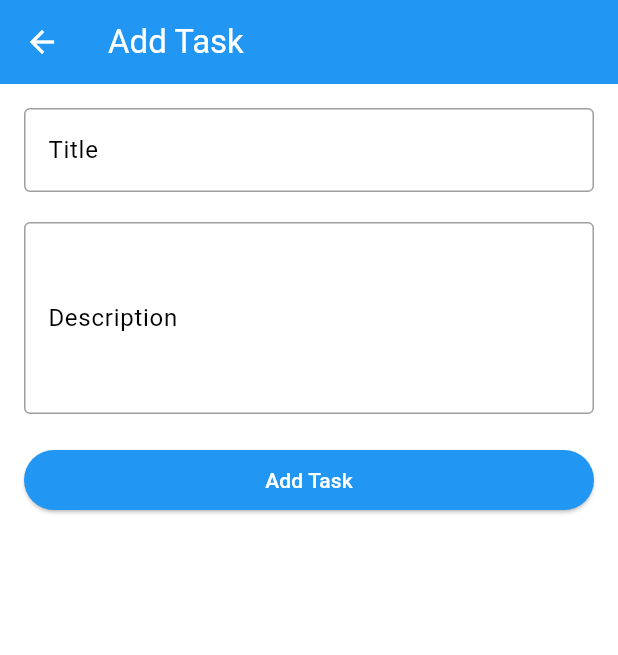
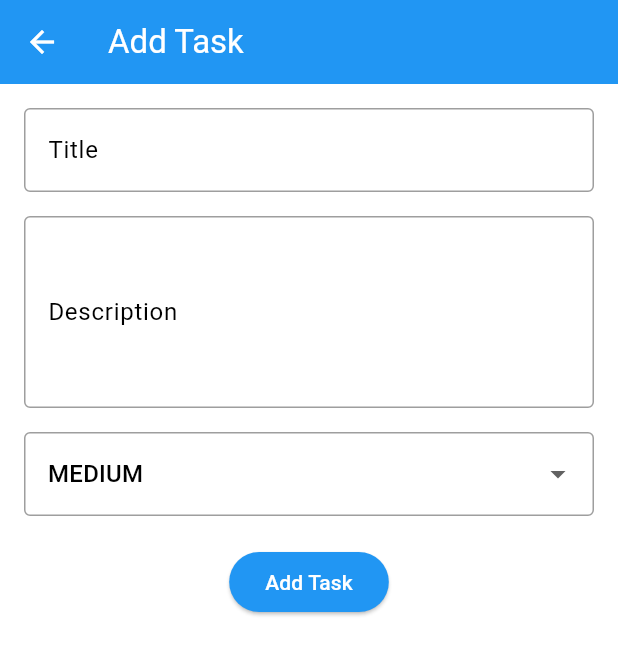
Before and after one commit to YashrajsinhYz/Task-Management-App, a Flutter app: the screen it shows after launch, after a tap on the "add" icon, on a phone screen of 412 x 824 dp. Shown: the top 655 px of the screen. Run offline on Flutter 3.47's test engine with Material 3 defaults, Android fonts, the phone set to English and light mode, and no system bars; our stand-ins replace flutter_riverpod, hive_flutter, sqflite; accounts and stored records are empty.

Commit message:
Sorting + Tablet view.

```diff
--- a/lib/models/task_model.dart
+++ b/lib/models/task_model.dart
@@ -1,42 +1,61 @@
+enum TaskPriority { high, medium, low }
+
 class TaskModel {
   final int id;
   final String title;
   final String description;
   final bool isCompleted;
+  final DateTime date;
+  final TaskPriority priority;
 
   TaskModel({
     required this.id,
     required this.title,
     required this.description,
     this.isCompleted = false,
+    required this.date,
+    required this.priority,
   });
 
   // Convert Task to Map (for database operations)
-  Map<String, dynamic> toMap({bool includeId = true}) => {
-        // Include ID only when needed
-        if (includeId) "id": id,
-        "title": title,
-        "description": description,
-        "isCompleted": isCompleted ? 1 : 0,
-      };
+  Map<String, dynamic> toMap({bool includeId = true}) {
+    return {
+      // Include ID only when needed
+      if (includeId) 'id': id,
+      'title': title,
+      'description': description,
+      // Store as index (0=High, 1=Medium, 2=Low)
+      'priority': priority.index,
+      'date': date.toIso8601String(),
+      'isCompleted': isCompleted ? 1 : 0,
+    };
+  }
 
   // Create Task from Map (for database operations)
-  factory TaskModel.fromMap(Map<String, dynamic> json) => TaskModel(
-        id: json["id"],
-        title: json["title"],
-        description: json["description"],
-        isCompleted: json["isCompleted"] == 1,
-      );
+  factory TaskModel.fromMap(Map<String, dynamic> map) {
+    return TaskModel(
+      id: map['id'],
+      title: map['title'],
+      description: map['description'],
+      date: DateTime.parse(map['date']),
+      isCompleted: map['isCompleted'] == 1,
+      priority: TaskPriority.values[map['priority']], // Convert index to Enum
+    );
+  }
 
   TaskModel copyWith({
     int? id,
     String? title,
     String? description,
     bool? isCompleted,
+    DateTime? date,
+    TaskPriority? priority,
   }) {
     return TaskModel(
       id: id ?? this.id,
+      date: date ?? this.date,
       title: title ?? this.title,
+      priority: priority ?? this.priority,
       description: description ?? this.description,
       isCompleted: isCompleted ?? this.isCompleted,
     );
--- a/lib/utility/database_helper.dart
+++ b/lib/utility/database_helper.dart
@@ -13,6 +13,8 @@ class DatabaseHelper {
   static const columnTitle = "title";
   static const columnDescription = "description";
   static const columnIsCompleted = "isCompleted";
+  static const columnDate = "date";
+  static const columnPriority = "priority";
 
   //initialize Database
   static Database? _database;
@@ -28,9 +30,24 @@ class DatabaseHelper {
 
   // Create DB
   static FutureOr<void> _onCreate(Database db, int version) async {
-    await db.execute(
-      "CREATE TABLE $dbTable($columnId INTEGER PRIMARY KEY AUTOINCREMENT, $columnTitle TEXT NOT NULL, $columnDescription TEXT, $columnIsCompleted INTEGER DEFAULT 0 CHECK ($columnIsCompleted IN (0,1)))",
-    );
+    await db.execute('''CREATE TABLE $dbTable(
+           $columnId INTEGER PRIMARY KEY AUTOINCREMENT,
+           $columnTitle TEXT NOT NULL,
+           $columnDescription TEXT,
+           $columnIsCompleted INTEGER DEFAULT 0 CHECK ($columnIsCompleted IN (0,1)),
+           $columnDate TEXT NOT NULL,
+           $columnPriority INTEGER NOT NULL DEFAULT 1)''' // 0=High, 1=Medium, 2=Low
+        );
+  }
+
+  // Fetch Tasks data from DB
+  static Future<List<TaskModel>> fetchTasks({String sortBy = 'date'}) async {
+    final db = await database;
+    final orderBy = sortBy == columnPriority
+        ? '$columnPriority ASC'
+        : '$columnDate DESC'; // High first
+    final result = await db.query(dbTable, orderBy: orderBy);
+    return result.map((task) => TaskModel.fromMap(task)).toList();
   }
 
   // Insert Task to DB
@@ -39,19 +56,18 @@ class DatabaseHelper {
     return await db.insert(dbTable, task.toMap(includeId: false));
   }
 
-  // Fetch Tasks data from DB
-  static Future<List<TaskModel>> fetchTasks() async {
-    final db = await database;
-    final result = await db.query(dbTable);
-    return result.map((task) => TaskModel.fromMap(task)).toList();
-  }
-
   static Future<void> updateTask(
-      int id, String title, String description) async {
+      int id, String title, String description, TaskPriority priority) async {
     final db = await database;
     await db.update(
-        dbTable, {columnTitle: title, columnDescription: description},
-        where: "id = ?", whereArgs: [id]);
+        dbTable,
+        {
+          columnTitle: title,
+          columnDescription: description,
+          columnPriority: priority.index,
+        },
+        where: "id = ?",
+        whereArgs: [id]);
   }
 
   static Future<void> deleteTask(int id) async {
--- a/lib/view_models/theme_view_model.dart
+++ b/lib/view_models/theme_view_model.dart
@@ -17,3 +17,21 @@ class ThemeViewModel extends StateNotifier<bool> {
     Hive.box("settings").put("isDarkMode", state);
   }
 }
+
+final sortPreferenceProvider = StateNotifierProvider<SortPreferenceViewModel, String>(
+      (ref) => SortPreferenceViewModel(),
+);
+
+class SortPreferenceViewModel extends StateNotifier<String> {
+  SortPreferenceViewModel() : super(_loadSortPreference());
+
+  static String _loadSortPreference() {
+    final box = Hive.box("settings");
+    return box.get("sortBy", defaultValue: "date");
+  }
+
+  void updateSortPreference(String sortBy) {
+    state = sortBy;
+    Hive.box("settings").put("sortBy", state);
+  }
+}
--- a/lib/views/add_edit_task_screen.dart
+++ b/lib/views/add_edit_task_screen.dart
@@ -15,12 +15,16 @@ class AddEditTaskScreen extends ConsumerStatefulWidget {
 class _AddEditTaskScreenState extends ConsumerState<AddEditTaskScreen> {
   late final TextEditingController titleController;
   late final TextEditingController descriptionController;
+  TaskPriority selectedPriority = TaskPriority.medium; // Default Priority
 
   @override
   void initState() {
     super.initState();
     titleController = TextEditingController(text: widget.task?.title ?? '');
     descriptionController = TextEditingController(text: widget.task?.description ?? '');
+    if (widget.task != null) {
+      selectedPriority = widget.task!.priority; // Set existing priority
+    }
   }
 
   @override
@@ -34,43 +38,47 @@ class _AddEditTaskScreenState extends ConsumerState<AddEditTaskScreen> {
             TextField(
               controller: titleController,
               textInputAction: TextInputAction.next,
-              textCapitalization: TextCapitalization.words,
-              decoration: InputDecoration(
-                labelText: "Title",
-                border: OutlineInputBorder(),
+              decoration: InputDecoration(labelText: "Title", border: OutlineInputBorder()),
             ),
-            ),
-            SizedBox(height: 20),
+            SizedBox(height: 16),
             TextField(
               maxLines: 4,
               controller: descriptionController,
-              textCapitalization: TextCapitalization.sentences,
-              decoration: InputDecoration(
-                labelText: "Description",
-                border: OutlineInputBorder(),
+              decoration: InputDecoration(labelText: "Description", border: OutlineInputBorder()),
             ),
+            SizedBox(height: 16),
+
+            // Priority Dropdown
+            DropdownButtonFormField<TaskPriority>(
+              value: selectedPriority,
+              decoration: InputDecoration(border: OutlineInputBorder()),
+              items: TaskPriority.values.map((priority) {
+                return DropdownMenuItem(
+                  value: priority,
+                  child: Text(priority.name.toUpperCase()),
+                );
+              }).toList(),
+              onChanged: (value) {
+                setState(() {
+                  selectedPriority = value!;
+                });
+              },
             ),
+
             SizedBox(height: 20),
-            SizedBox(
-              width: MediaQuery.of(context).size.width,
-              child: ElevatedButton(
+            ElevatedButton(
               child: Text("${widget.task == null ? "Add" : "Edit"} Task"),
               onPressed: () {
-                  if (titleController.text.isNotEmpty &&
-                      descriptionController.text.isNotEmpty) {
-                    final taskProvider =
-                        ref.read(taskViewModelProvider.notifier);
+                if (titleController.text.isNotEmpty && descriptionController.text.isNotEmpty) {
+                  final taskProvider = ref.read(taskViewModelProvider.notifier);
 
                   widget.task == null
-                        ? taskProvider.addTask(
-                            titleController.text, descriptionController.text)
-                        : taskProvider.updateTask(widget.task!.id,
-                            titleController.text, descriptionController.text);
-                    // Go back to Task List
+                      ? taskProvider.addTask(titleController.text, descriptionController.text, selectedPriority)
+                      : taskProvider.updateTask(widget.task!.id, titleController.text, descriptionController.text, selectedPriority);
+
                   Navigator.pop(context);
                 }
               },
-              ),
             ),
           ],
         ),
```
Also changed, not shown: lib/view_models/task_view_model.dart (+28 -18 lines), lib/views/home_screen.dart (+141 -48 lines), lib/views/settings_screen.dart (+30 -1 lines), lib/views/task_details_section.dart (added, +28 -0 lines). Lines whose indentation alone changed are shown as unchanged.
